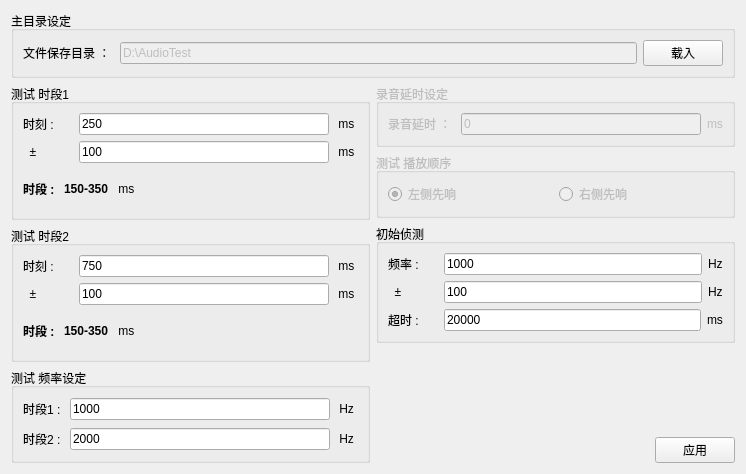
Old version of the form Setup4AutoTest.ui in the repository YeeeeRQ/SpeakerTest.
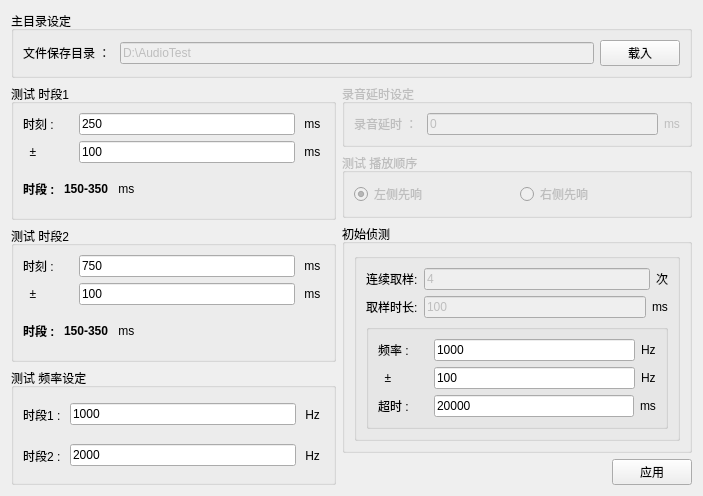
New version of the form.

What changed in the file:
```diff
--- a/Setup4AutoTest.ui
+++ b/Setup4AutoTest.ui
@@ -6,8 +6,8 @@
    <rect>
     <x>0</x>
     <y>0</y>
-    <width>746</width>
-    <height>474</height>
+    <width>703</width>
+    <height>486</height>
    </rect>
   </property>
   <property name="windowTitle">
@@ -28,7 +28,7 @@
   font-family: &quot;Source Han Sans K Regular&quot;;
 }</string>
   </property>
-  <layout class="QVBoxLayout" name="verticalLayout_12">
+  <layout class="QVBoxLayout" name="verticalLayout_5">
    <item>
     <layout class="QVBoxLayout" name="verticalLayout_7">
      <item>
@@ -498,7 +498,97 @@
            </property>
            <layout class="QVBoxLayout" name="verticalLayout_11">
             <item>
-             <layout class="QVBoxLayout" name="verticalLayout_5">
+             <widget class="QGroupBox" name="groupBox_8">
+              <property name="title">
+               <string/>
+              </property>
+              <layout class="QVBoxLayout" name="verticalLayout_12">
+               <item>
+                <layout class="QHBoxLayout" name="horizontalLayout_20">
+                 <item>
+                  <widget class="QLabel" name="label_28">
+                   <property name="minimumSize">
+                    <size>
+                     <width>50</width>
+                     <height>0</height>
+                    </size>
+                   </property>
+                   <property name="text">
+                    <string>连续取样:</string>
+                   </property>
+                  </widget>
+                 </item>
+                 <item>
+                  <widget class="QLineEdit" name="lineEdit_FirstFreqRange_2">
+                   <property name="enabled">
+                    <bool>false</bool>
+                   </property>
+                   <property name="minimumSize">
+                    <size>
+                     <width>200</width>
+                     <height>0</height>
+                    </size>
+                   </property>
+                   <property name="text">
+                    <string>4</string>
+                   </property>
+                  </widget>
+                 </item>
+                 <item>
+                  <widget class="QLabel" name="label_31">
+                   <property name="text">
+                    <string>次</string>
+                   </property>
+                  </widget>
+                 </item>
+                </layout>
+               </item>
+               <item>
+                <layout class="QHBoxLayout" name="horizontalLayout_22">
+                 <item>
+                  <widget class="QLabel" name="label_29">
+                   <property name="minimumSize">
+                    <size>
+                     <width>50</width>
+                     <height>0</height>
+                    </size>
+                   </property>
+                   <property name="text">
+                    <string>取样时长:</string>
+                   </property>
+                  </widget>
+                 </item>
+                 <item>
+                  <widget class="QLineEdit" name="lineEdit_FirstFreqRange_3">
+                   <property name="enabled">
+                    <bool>false</bool>
+                   </property>
+                   <property name="minimumSize">
+                    <size>
+                     <width>200</width>
+                     <height>0</height>
+                    </size>
+                   </property>
+                   <property name="text">
+                    <string>100</string>
+                   </property>
+                  </widget>
+                 </item>
+                 <item>
+                  <widget class="QLabel" name="label_30">
+                   <property name="text">
+                    <string>ms</string>
+                   </property>
+                  </widget>
+                 </item>
+                </layout>
+               </item>
+               <item>
+                <widget class="QGroupBox" name="groupBox_9">
+                 <property name="title">
+                  <string/>
+                 </property>
+                 <layout class="QVBoxLayout" name="verticalLayout_13">
               <item>
                <layout class="QHBoxLayout" name="horizontalLayout_17" stretch="0,1,0">
                 <item>
@@ -613,10 +703,11 @@
                 </item>
                </layout>
               </item>
-              <item>
-               <layout class="QHBoxLayout" name="horizontalLayout_18"/>
-              </item>
-             </layout>
+                 </layout>
+                </widget>
+               </item>
+              </layout>
+             </widget>
             </item>
            </layout>
           </widget>
```
Lines whose indentation alone changed are shown as unchanged.
